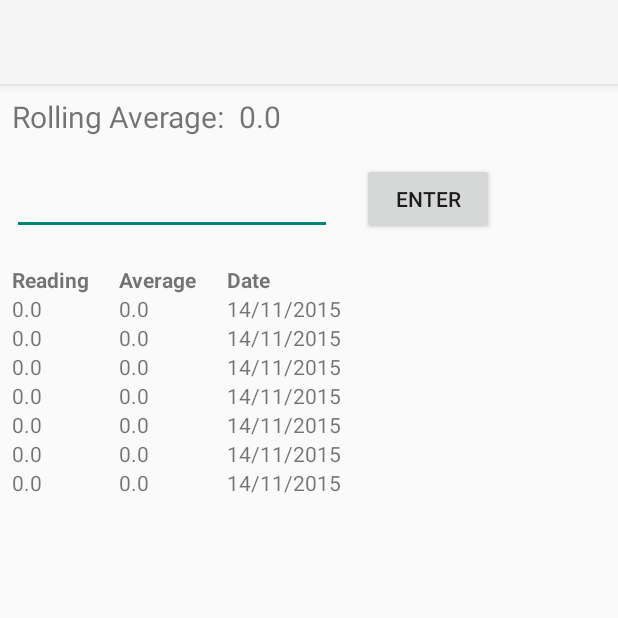
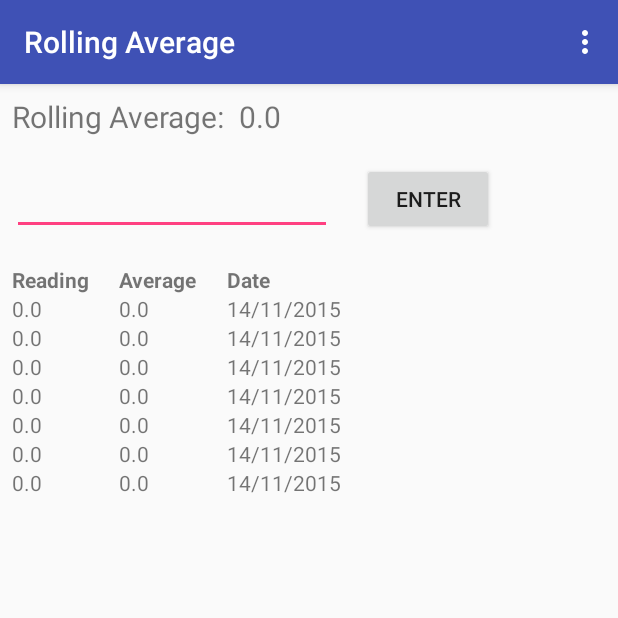
Before and after one commit to moandal/rolling-average, an Android app: the screen it shows after launch (MainActivity), on a phone screen of 412 x 824 dp, the top half of it. Run offline under Robolectric (Android 15) with nearby library versions, the phone set to English and light mode, and no system bars.

Commit message:
Add basic menu with erase option

```diff
--- /dev/null
+++ b/app/src/main/res/menu/main.xml
@@ -0,0 +1,38 @@
+<?xml version="1.0" encoding="utf-8"?>
+<!--
+  Copyright 2013 The Android Open Source Project
+
+  Licensed under the Apache License, Version 2.0 (the "License");
+  you may not use this file except in compliance with the License.
+  You may obtain a copy of the License at
+
+      http://www.apache.org/licenses/LICENSE-2.0
+
+  Unless required by applicable law or agreed to in writing, software
+  distributed under the License is distributed on an "AS IS" BASIS,
+  WITHOUT WARRANTIES OR CONDITIONS OF ANY KIND, either express or implied.
+  See the License for the specific language governing permissions and
+  limitations under the License.
+-->
+
+<!--
+    As we're using ActionBarCompat, any action item attributes come from ActionBarCompat's XML
+    namespace instead of the android namespace. Here we've added a new support namespace added to
+    the menu element allowing us to use the 'showAsAction' attribute in a backwards compatible way.
+    Any other action item attributes used should be referenced from this namespace too
+    (actionProviderClass, actionViewClass, actionLayout).
+-->
+<menu xmlns:android="http://schemas.android.com/apk/res/android"
+    xmlns:support="http://schemas.android.com/apk/res-auto" >
+
+    <!--
+        Here we set the settings item to always be in the overflow menu, by setting
+        support:showAsAction to never, so it is never displayed as an action item on the compatible
+        Action Bar.
+    -->
+    <item
+        android:id="@+id/menu_erase"
+        android:title="@string/menu_erase"
+        support:showAsAction="never"/>
+
+</menu>
--- /dev/null
+++ b/app/src/main/res/values/colors.xml
@@ -0,0 +1,6 @@
+<?xml version="1.0" encoding="utf-8"?>
+<resources>
+    <color name="colorPrimary">#3F51B5</color>
+    <color name="colorPrimaryDark">#303F9F</color>
+    <color name="colorAccent">#FF4081</color>
+</resources>
--- /dev/null
+++ b/app/src/main/res/values/strings.xml
@@ -0,0 +1,4 @@
+<resources>
+    <string name="app_name">Rolling Average</string>
+    <string name="menu_erase">Erase all data</string>
+</resources>
--- /dev/null
+++ b/app/src/main/res/values/styles.xml
@@ -0,0 +1,11 @@
+<resources>
+
+    <!-- Base application theme. -->
+    <style name="AppTheme" parent="Theme.AppCompat.Light.DarkActionBar">
+        <!-- Customize your theme here. -->
+        <item name="colorPrimary">@color/colorPrimary</item>
+        <item name="colorPrimaryDark">@color/colorPrimaryDark</item>
+        <item name="colorAccent">@color/colorAccent</item>
+    </style>
+
+</resources>
```
Also changed, not shown: app/src/main/java/com/moandal/rollingaverage/MainActivity.java (+76 -1 lines), app/src/main/res/mipmap-hdpi/ic_launcher.png (added), app/src/main/res/mipmap-mdpi/ic_launcher.png (added), app/src/main/res/mipmap-xhdpi/ic_launcher.png (added), app/src/main/res/mipmap-xxhdpi/ic_launcher.png (added), app/src/main/res/mipmap-xxxhdpi/ic_launcher.png (added).
